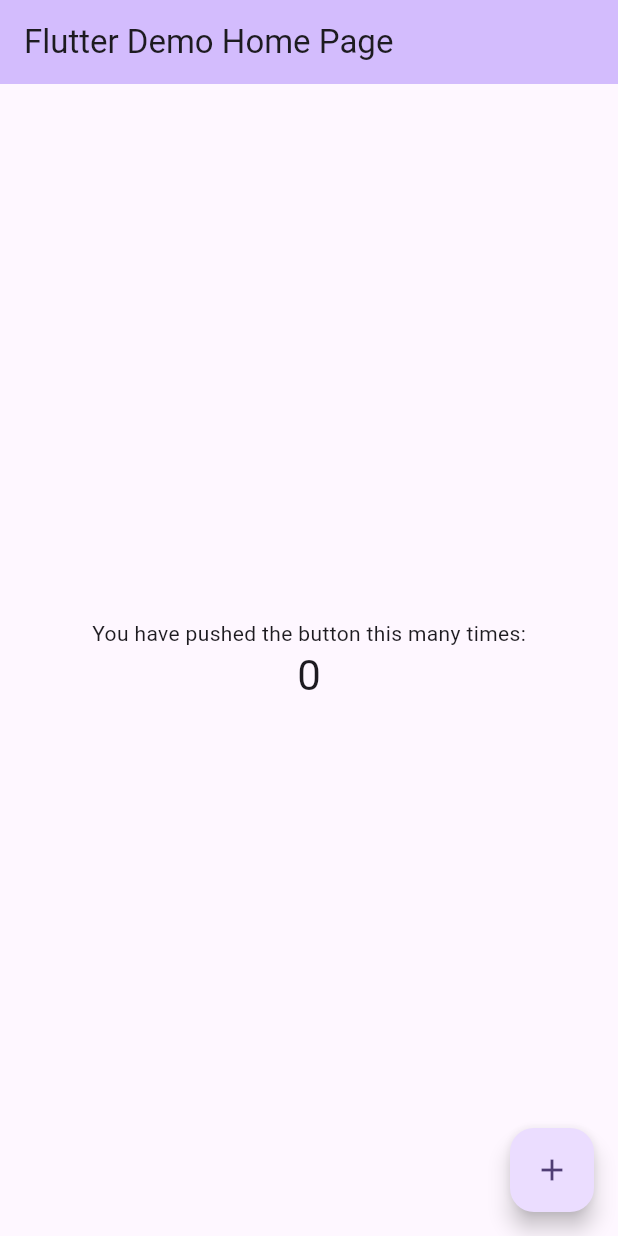
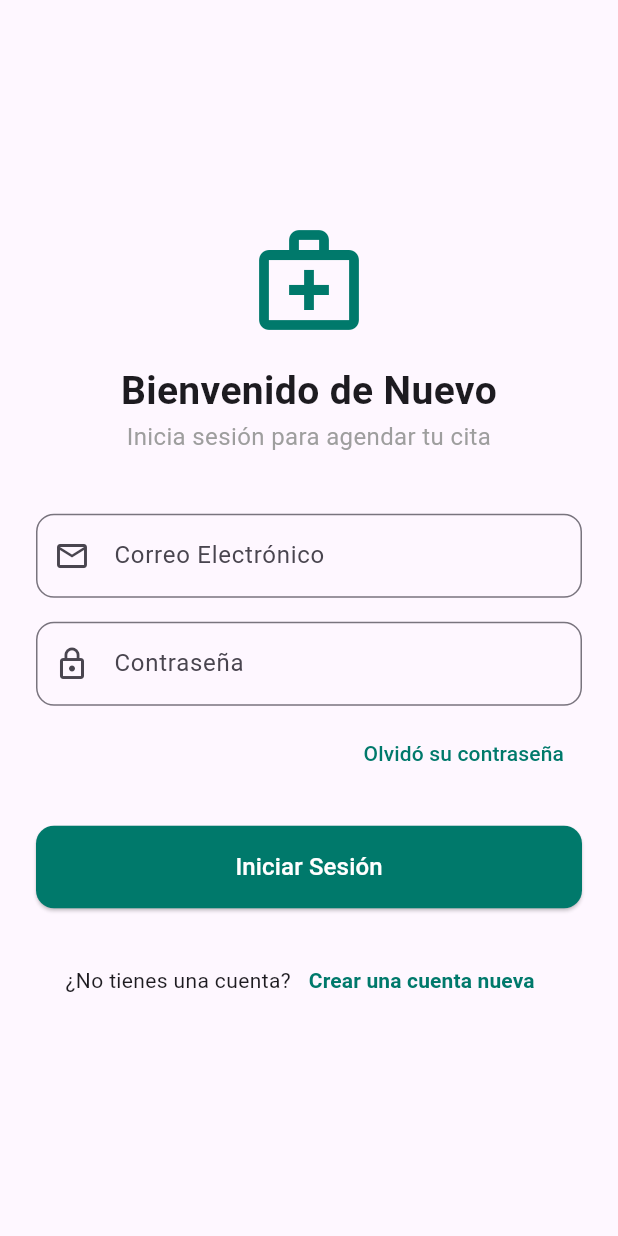
Before and after one commit to chemasamos/Doctor-Appointment-Frontend, a Flutter app: the screen it shows after launch, on a phone screen of 412 x 824 dp. Run offline on Flutter 3.47's test engine with Material 3 defaults, Android fonts, the phone set to English and light mode, and no system bars; our stand-ins replace firebase_auth, firebase_core; accounts and stored records are empty.

Commit message:
Actividad #5. Creación inicial del Login

```diff
--- a/lib/main.dart
+++ b/lib/main.dart
@@ -1,125 +1,320 @@
 import 'package:flutter/material.dart';
+import 'package:firebase_core/firebase_core.dart';
+import 'package:firebase_auth/firebase_auth.dart';
+import 'firebase_options.dart';
 
-void main() {
+void main() async {
+  // asegura q primero jale una cosa para q jale todo
+  WidgetsFlutterBinding.ensureInitialized();
+  await Firebase.initializeApp(options: DefaultFirebaseOptions.currentPlatform);
   runApp(const MyApp());
 }
 
 class MyApp extends StatelessWidget {
   const MyApp({super.key});
 
-  // This widget is the root of your application.
   @override
   Widget build(BuildContext context) {
     return MaterialApp(
-      title: 'Flutter Demo',
+      title: 'Login Citas Médicas',
       theme: ThemeData(
-        // This is the theme of your application.
-        //
-        // TRY THIS: Try running your application with "flutter run". You'll see
-        // the application has a purple toolbar. Then, without quitting the app,
-        // try changing the seedColor in the colorScheme below to Colors.green
-        // and then invoke "hot reload" (save your changes or press the "hot
-        // reload" button in a Flutter-supported IDE, or press "r" if you used
-        // the command line to start the app).
-        //
-        // Notice that the counter didn't reset back to zero; the application
-        // state is not lost during the reload. To reset the state, use hot
-        // restart instead.
-        //
-        // This works for code too, not just values: Most code changes can be
-        // tested with just a hot reload.
-        colorScheme: ColorScheme.fromSeed(seedColor: Colors.deepPurple),
-        useMaterial3: true,
+        primarySwatch: Colors.blue,
+        visualDensity: VisualDensity.adaptivePlatformDensity,
+        // color de la app
+        primaryColor: const Color(0xFF00796B),
       ),
-      home: const MyHomePage(title: 'Flutter Demo Home Page'),
+      home: LoginPage(),
+      debugShowCheckedModeBanner: false,
     );
   }
 }
 
-class MyHomePage extends StatefulWidget {
-  const MyHomePage({super.key, required this.title});
+class LoginPage extends StatefulWidget {
+  @override
+  State<LoginPage> createState() => _LoginPageState();
+}
 
-  // This widget is the home page of your application. It is stateful, meaning
-  // that it has a State object (defined below) that contains fields that affect
-  // how it looks.
+class _LoginPageState extends State<LoginPage> {
+  final _formKey = GlobalKey<FormState>();
+  final TextEditingController emailController = TextEditingController();
+  final TextEditingController passwordController = TextEditingController();
 
-  // This class is the configuration for the state. It holds the values (in this
-  // case the title) provided by the parent (in this case the App widget) and
-  // used by the build method of the State. Fields in a Widget subclass are
-  // always marked "final".
+  final FirebaseAuth _auth = FirebaseAuth.instance;
 
-  final String title;
+  // inicio de sesion
+
+  Future<void> _signIn() async {
+    if (_formKey.currentState!.validate()) {
+      try {
+        UserCredential userCredential = await _auth.signInWithEmailAndPassword(
+          email: emailController.text.trim(),
+          password: passwordController.text.trim(),
+        );
+
+        if (mounted) {
+          Navigator.pushReplacement(
+            context,
+            MaterialPageRoute(
+              builder: (context) => HomePage(user: userCredential.user!),
+            ),
+          );
+        }
+      } on FirebaseAuthException catch (e) {
+        String message = "Ocurrió un error.";
+        if (e.code == 'user-not-found') {
+          message = "No se encontró un usuario con ese correo.";
+        } else if (e.code == 'wrong-password') {
+          message = "Contraseña incorrecta.";
+        } else {
+          message = e.message ?? "Error desconocido.";
+        }
+        _showErrorSnackbar(message);
+      }
+    }
+  }
+
+  Future<void> _createAccount() async {
+    if (_formKey.currentState!.validate()) {
+      try {
+        await _auth.createUserWithEmailAndPassword(
+          email: emailController.text.trim(),
+          password: passwordController.text.trim(),
+        );
+
+        _showSuccessSnackbar("¡Cuenta creada con éxito! Por favor, inicia sesión.");
+
+      } on FirebaseAuthException catch (e) {
+        String message = "Ocurrió un error al crear la cuenta.";
+        if (e.code == 'weak-password') {
+          message = 'La contraseña es muy débil.';
+        } else if (e.code == 'email-already-in-use') {
+          message = 'El correo electrónico ya está en uso.';
+        } else {
+           message = e.message ?? "Error desconocido.";
+        }
+        _showErrorSnackbar(message);
+      }
+    }
+  }
+
+  Future<void> _resetPassword() async {
+     if (emailController.text.trim().isEmpty) {
+        _showErrorSnackbar("Por favor, ingrese su correo para restablecer la contraseña.");
+        return;
+    }
+    try {
+        await _auth.sendPasswordResetEmail(email: emailController.text.trim());
+        _showSuccessSnackbar("Se ha enviado un enlace para restablecer la contraseña a su correo.");
+    } on FirebaseAuthException catch (e) {
+        _showErrorSnackbar(e.message ?? "No se pudo enviar el correo de restablecimiento.");
+    }
+  }
+
+  void _showErrorSnackbar(String message) {
+    if (mounted) {
+      ScaffoldMessenger.of(context).showSnackBar(
+        SnackBar(
+          content: Text(message),
+          backgroundColor: Colors.redAccent,
+        ),
+      );
+    }
+  }
+
+  void _showSuccessSnackbar(String message) {
+     if (mounted) {
+      ScaffoldMessenger.of(context).showSnackBar(
+        SnackBar(
+          content: Text(message),
+          backgroundColor: Colors.green,
+        ),
+      );
+    }
+  }
+
 
   @override
-  State<MyHomePage> createState() => _MyHomePageState();
+  Widget build(BuildContext context) {
+    return Scaffold(
+      body: SafeArea(
+        child: Center(
+          child: SingleChildScrollView(
+            padding: const EdgeInsets.all(24.0),
+            child: Form(
+              key: _formKey,
+              child: Column(
+                mainAxisAlignment: MainAxisAlignment.center,
+                crossAxisAlignment: CrossAxisAlignment.stretch,
+                children: [
+                  // 1. Logotipo o Icono
+                  Icon(
+                    Icons.medical_services_outlined,
+                    size: 80,
+                    color: Theme.of(context).primaryColor,
+                  ),
+                  const SizedBox(height: 16),
+                  const Text(
+                    "Bienvenido de Nuevo",
+                    textAlign: TextAlign.center,
+                    style: TextStyle(fontSize: 26, fontWeight: FontWeight.bold),
+                  ),
+                  const Text(
+                    "Inicia sesión para agendar tu cita",
+                    textAlign: TextAlign.center,
+                    style: TextStyle(fontSize: 16, color: Colors.grey),
+                  ),
+                  const SizedBox(height: 40),
+
+                  // 2. Campo de correo electrónico
+                  TextFormField(
+                    controller: emailController,
+                    decoration: const InputDecoration(
+                      labelText: 'Correo Electrónico',
+                      prefixIcon: Icon(Icons.email_outlined),
+                      border: OutlineInputBorder(
+                        borderRadius: BorderRadius.all(Radius.circular(12)),
+                      ),
+                    ),
+                    keyboardType: TextInputType.emailAddress,
+                    validator: (value) {
+                      if (value == null || value.isEmpty) {
+                        return 'Por favor ingrese su correo electrónico';
+                      }
+                      if (!RegExp(r'^[^@]+@[^@]+\.[^@]+').hasMatch(value)) {
+                        return 'Correo no válido';
+                      }
+                      return null;
+                    },
+                  ),
+                  const SizedBox(height: 16),
+
+                  // 3. Campo de contraseña
+                  TextFormField(
+                    controller: passwordController,
+                    decoration: const InputDecoration(
+                      labelText: 'Contraseña',
+                      prefixIcon: Icon(Icons.lock_outline),
+                      border: OutlineInputBorder(
+                         borderRadius: BorderRadius.all(Radius.circular(12)),
+                      ),
+                    ),
+                    obscureText: true,
+                    validator: (value) {
+                      if (value == null || value.isEmpty) {
+                        return "Por favor ingrese su contraseña";
+                      }
+                      if (value.length < 6) {
+                        return 'La contraseña debe tener al menos 6 caracteres';
+                      }
+                      return null;
+                    },
+                  ),
+                  const SizedBox(height: 8),
+
+                  // 4. Botón de "Olvidó su contraseña"
+                  Align(
+                    alignment: Alignment.centerRight,
+                    child: TextButton(
+                      onPressed: _resetPassword,
+                      child: Text(
+                        'Olvidó su contraseña',
+                        style: TextStyle(color: Theme.of(context).primaryColor),
+                        ),
+                    ),
+                  ),
+                  const SizedBox(height: 24),
+
+                  // 5. Botón para iniciar sesión
+                  ElevatedButton(
+                    onPressed: _signIn,
+                    style: ElevatedButton.styleFrom(
+                      backgroundColor: Theme.of(context).primaryColor,
+                      foregroundColor: Colors.white,
+                      padding: const EdgeInsets.symmetric(vertical: 16),
+                      shape: RoundedRectangleBorder(
+                        borderRadius: BorderRadius.circular(12),
+                      ),
+                    ),
+                    child: const Text('Iniciar Sesión', style: TextStyle(fontSize: 16)),
+                  ),
+                  const SizedBox(height: 24),
+
+                  // 6. Botón de "Crear una cuenta nueva"
+                  Row(
+                    mainAxisAlignment: MainAxisAlignment.center,
+                    children: [
+                      const Text("¿No tienes una cuenta?"),
+                      TextButton(
+                        onPressed: _createAccount,
+                        child: Text(
+                          'Crear una cuenta nueva',
+                           style: TextStyle(
+                            color: Theme.of(context).primaryColor,
+                            fontWeight: FontWeight.bold
+                            ),
+                        ),
+                      ),
+                    ],
+                  )
+                ],
+              ),
+            ),
+          ),
+        ),
+      ),
+    );
+  }
 }
 
-class _MyHomePageState extends State<MyHomePage> {
-  int _counter = 0;
+// pantalla de inicio de sesion exitoso
+class HomePage extends StatelessWidget {
+  final User user;
 
-  void _incrementCounter() {
-    setState(() {
-      // This call to setState tells the Flutter framework that something has
-      // changed in this State, which causes it to rerun the build method below
-      // so that the display can reflect the updated values. If we changed
-      // _counter without calling setState(), then the build method would not be
-      // called again, and so nothing would appear to happen.
-      _counter++;
-    });
+  const HomePage({super.key, required this.user});
+
+  Future<void> _signOut(BuildContext context) async {
+    await FirebaseAuth.instance.signOut();
+    if (context.mounted) {
+      Navigator.pushReplacement(
+        context,
+        MaterialPageRoute(builder: (context) => LoginPage()),
+      );
+    }
   }
 
   @override
   Widget build(BuildContext context) {
-    // This method is rerun every time setState is called, for instance as done
-    // by the _incrementCounter method above.
-    //
-    // The Flutter framework has been optimized to make rerunning build methods
-    // fast, so that you can just rebuild anything that needs updating rather
-    // than having to individually change instances of widgets.
     return Scaffold(
       appBar: AppBar(
-        // TRY THIS: Try changing the color here to a specific color (to
-        // Colors.amber, perhaps?) and trigger a hot reload to see the AppBar
-        // change color while the other colors stay the same.
-        backgroundColor: Theme.of(context).colorScheme.inversePrimary,
-        // Here we take the value from the MyHomePage object that was created by
-        // the App.build method, and use it to set our appbar title.
-        title: Text(widget.title),
+        title: const Text("Página Principal"),
+        backgroundColor: Theme.of(context).primaryColor,
+        foregroundColor: Colors.white,
       ),
       body: Center(
-        // Center is a layout widget. It takes a single child and positions it
-        // in the middle of the parent.
         child: Column(
-          // Column is also a layout widget. It takes a list of children and
-          // arranges them vertically. By default, it sizes itself to fit its
-          // children horizontally, and tries to be as tall as its parent.
-          //
-          // Column has various properties to control how it sizes itself and
-          // how it positions its children. Here we use mainAxisAlignment to
-          // center the children vertically; the main axis here is the vertical
-          // axis because Columns are vertical (the cross axis would be
-          // horizontal).
-          //
-          // TRY THIS: Invoke "debug painting" (choose the "Toggle Debug Paint"
-          // action in the IDE, or press "p" in the console), to see the
-          // wireframe for each widget.
           mainAxisAlignment: MainAxisAlignment.center,
-          children: <Widget>[
-            const Text(
-              'You have pushed the button this many times:',
+          children: [
+            Text(
+              "¡Bienvenido!",
+              style: TextStyle(fontSize: 24, fontWeight: FontWeight.bold),
             ),
+            const SizedBox(height: 8),
             Text(
-              '$_counter',
-              style: Theme.of(context).textTheme.headlineMedium,
+              user.email ?? "Usuario",
+              style: TextStyle(fontSize: 18),
+            ),
+            const SizedBox(height: 40),
+            ElevatedButton(
+              onPressed: () => _signOut(context),
+              style: ElevatedButton.styleFrom(
+                backgroundColor: Colors.redAccent,
+                foregroundColor: Colors.white,
+              ),
+              child: const Text('Cerrar Sesión'),
             ),
           ],
         ),
       ),
-      floatingActionButton: FloatingActionButton(
-        onPressed: _incrementCounter,
-        tooltip: 'Increment',
-        child: const Icon(Icons.add),
-      ), // This trailing comma makes auto-formatting nicer for build methods.
     );
   }
 }
--- a/pubspec.yaml
+++ b/pubspec.yaml
@@ -30,6 +30,9 @@ environment:
 dependencies:
   flutter:
     sdk: flutter
+
+  firebase_core: ^2.32.0
+  firebase_auth: ^4.20.0
 
   # The following adds the Cupertino Icons font to your application.
   # Use with the CupertinoIcons class for iOS style icons.
```
Also changed, not shown: firebase.json (added), lib/firebase_options.dart (added), pubspec.lock, 6 other files.
